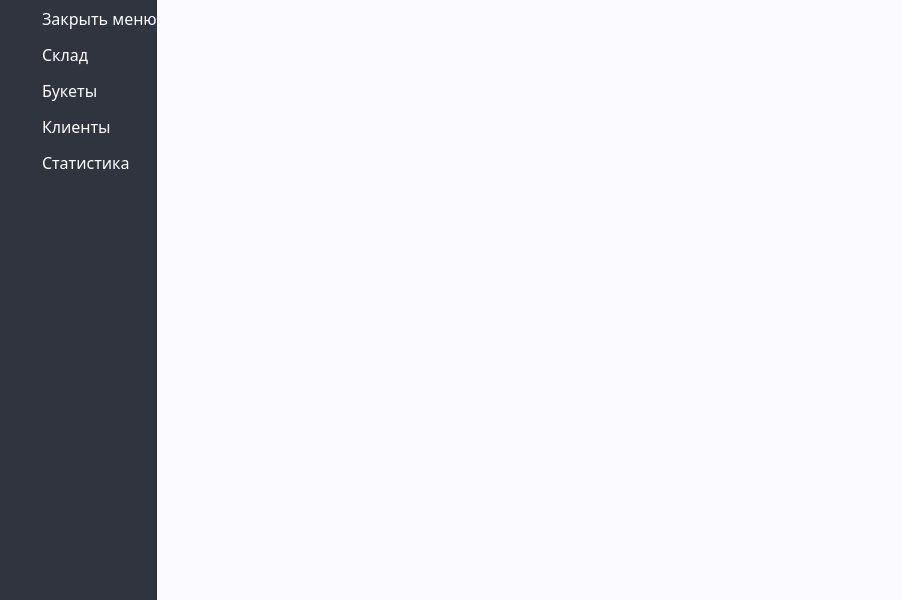
Old version of the form Organiser/mainwindow.ui in the repository et3rnalpain/Organiser.
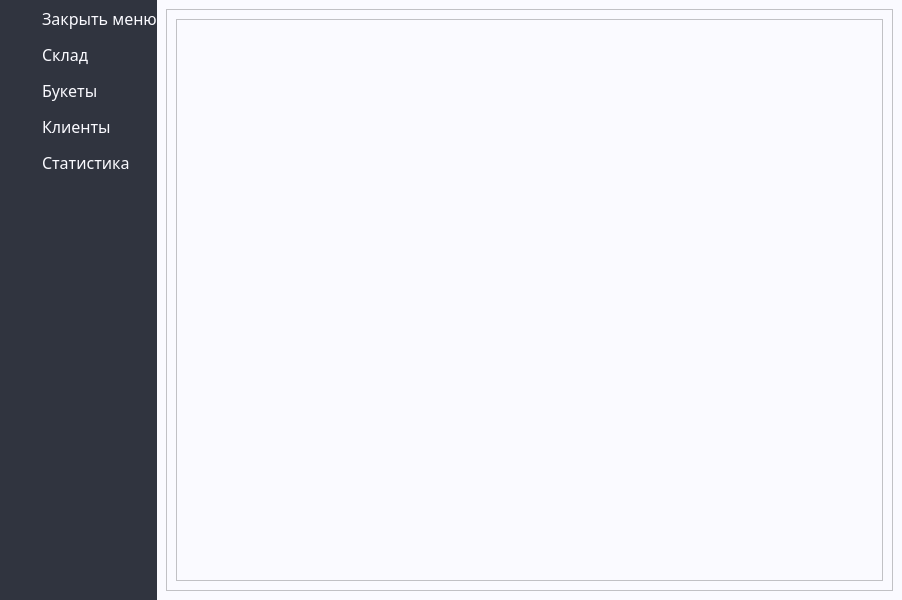
New version of the form. The open tabs and pages were chosen to show the change. Icons and pictures are not drawn.

What changed in the file:
```diff
--- a/Organiser/mainwindow.ui
+++ b/Organiser/mainwindow.ui
@@ -1236,28 +1236,32 @@
          <widget class="QWidget" name="page_2">
           <layout class="QHBoxLayout" name="horizontalLayout_3">
            <item>
-            <widget class="QWidget" name="pie_chart_widget" native="true">
-             <property name="maximumSize">
-              <size>
-               <width>1000</width>
-               <height>1000</height>
-              </size>
+            <widget class="QScrollArea" name="scrollArea_3">
+             <property name="widgetResizable">
+              <bool>true</bool>
              </property>
-             <layout class="QGridLayout" name="gridLayout_3">
-              <item row="0" column="0">
-               <spacer name="horizontalSpacer_2">
-                <property name="orientation">
-                 <enum>Qt::Horizontal</enum>
-                </property>
-                <property name="sizeHint" stdset="0">
-                 <size>
-                  <width>40</width>
-                  <height>20</height>
-                 </size>
-                </property>
-               </spacer>
-              </item>
-             </layout>
+             <widget class="QWidget" name="scrollAreaWidgetContents_3">
+              <property name="geometry">
+               <rect>
+                <x>0</x>
+                <y>0</y>
+                <width>704</width>
+                <height>580</height>
+               </rect>
+              </property>
+              <layout class="QGridLayout" name="gridLayout_3">
+               <item row="0" column="0">
+                <widget class="QFrame" name="frame_2">
+                 <property name="frameShape">
+                  <enum>QFrame::StyledPanel</enum>
+                 </property>
+                 <property name="frameShadow">
+                  <enum>QFrame::Raised</enum>
+                 </property>
+                </widget>
+               </item>
+              </layout>
+             </widget>
             </widget>
            </item>
           </layout>
```
Left out of the diff: 45 changed lines with no effect on the pictures.
